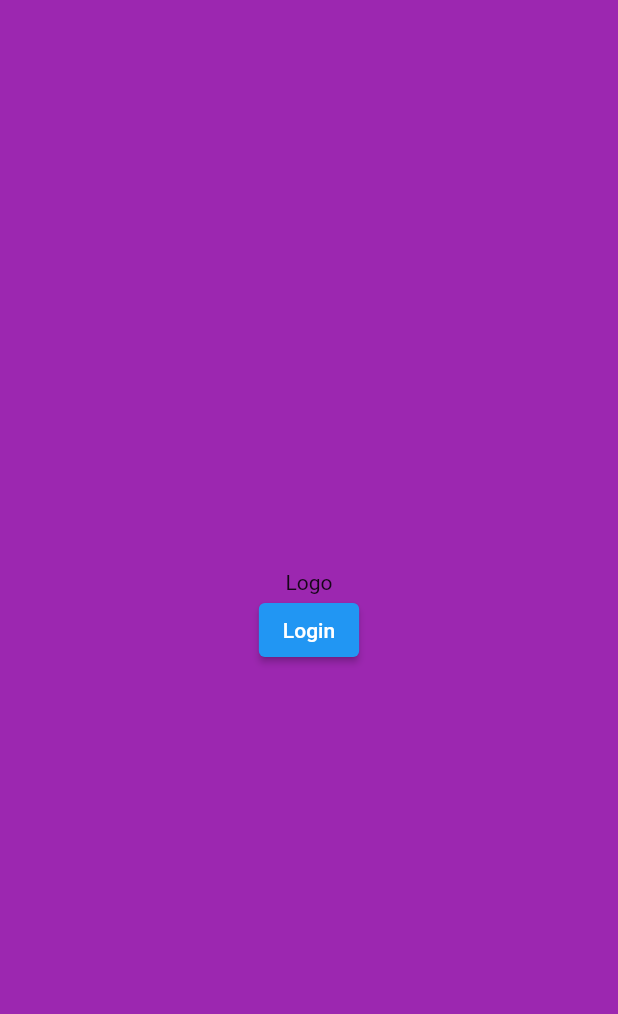
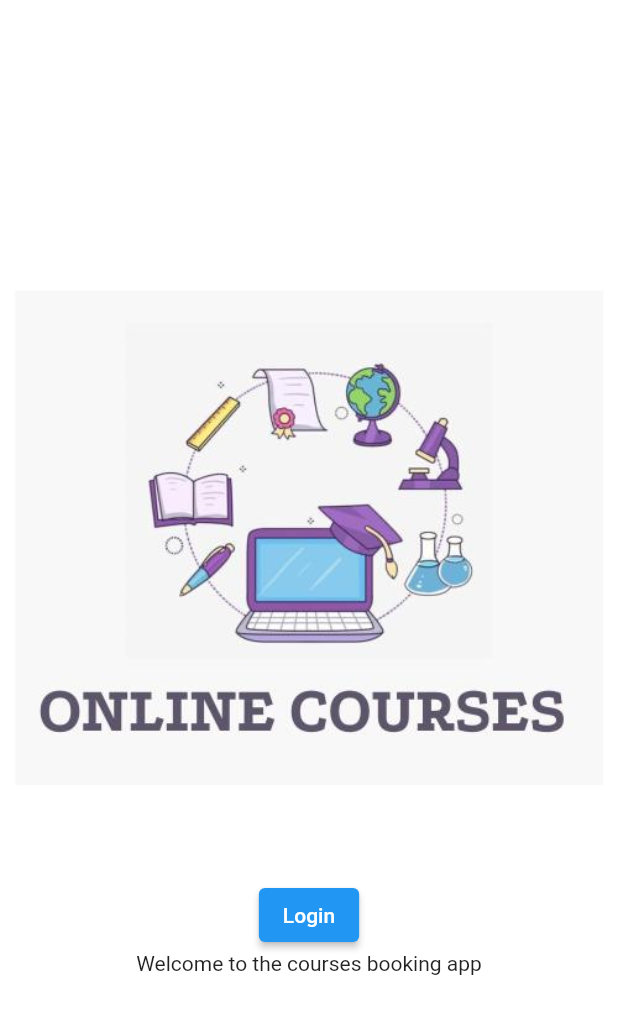
Before and after one commit to AbubakerTagelsir/courses-booking-app, a Flutter app: the screen it shows after launch, on a phone screen of 412 x 824 dp. Shown: the top 1014 px of the screen. Run offline on Flutter 3.47's test engine with Material 2 defaults, Android fonts, the phone set to English and light mode, and no system bars.

Commit message:
draft welcome page

```diff
--- a/lib/components/logo.dart
+++ b/lib/components/logo.dart
@@ -6,7 +6,9 @@ class OurLogo extends StatelessWidget {
   @override
   Widget build(BuildContext context) {
     return Container(
-      child: Text("Logo"),
+      child: Image(
+        image: AssetImage('assets/logo.jpeg'),
+      ),
     );
   }
 }
--- a/lib/screens/welcome.dart
+++ b/lib/screens/welcome.dart
@@ -1,5 +1,7 @@
 import 'package:courses_booking_app/components/logo.dart';
 import 'package:flutter/material.dart';
+
+import 'register.dart';
 
 class Welcome extends StatelessWidget {
   const Welcome({Key? key}) : super(key: key);
@@ -9,7 +11,7 @@ class Welcome extends StatelessWidget {
     return Scaffold(
       body: Container(
         width: 500,
-        color: Colors.purple,
+        color: Colors.white,
         child: Column(
             mainAxisAlignment: MainAxisAlignment.center,
             children: <Widget>[
@@ -17,7 +19,17 @@ class Welcome extends StatelessWidget {
               ElevatedButton(
                 onPressed: () {},
                 child: Text("Login"),
-              )
+              ),
+              InkWell(
+                child: Text("Welcome to the courses booking app"),
+                onTap: () {
+                  Navigator.push(
+                    context,
+                    MaterialPageRoute(builder: (_) => Register()),
+                  );
+                },
+                highlightColor: Colors.blue,
+              ),
             ]),
       ),
     );
--- a/pubspec.yaml
+++ b/pubspec.yaml
@@ -45,9 +45,9 @@ flutter:
   uses-material-design: true
 
   # To add assets to your application, add an assets section, like this:
-  # assets:
-  #   - images/a_dot_burr.jpeg
-  #   - images/a_dot_ham.jpeg
+  assets:
+    - assets/logo.jpeg
+    # - images/a_dot_ham.jpeg
 
   # An image asset can refer to one or more resolution-specific "variants", see
   # https://flutter.dev/assets-and-images/#resolution-aware.
```
Also changed, not shown: lib/screens/home.dart (+13 -0 lines), lib/screens/login.dart (+17 -0 lines), lib/screens/register.dart (+12 -0 lines), assets/logo.jpeg (renamed from lib/components/logo.jpeg).
